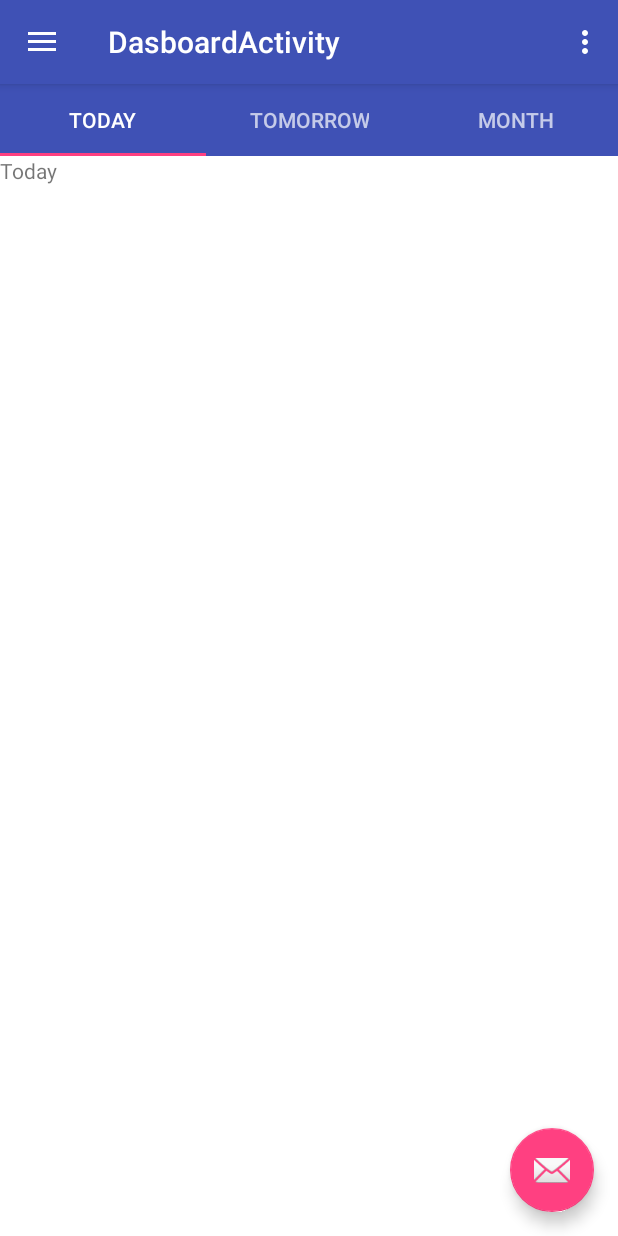
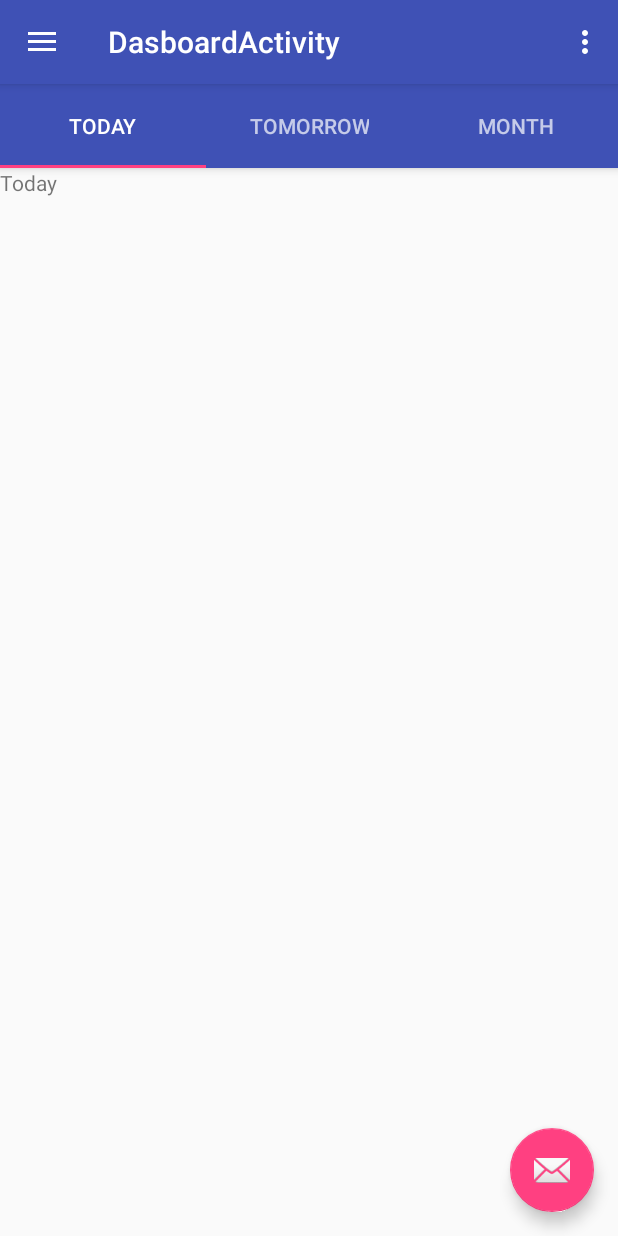
Before and after one commit to 5hirish/android_anti_detention, an Android app: the screen it shows after launch (DashboardActivity), on a phone screen of 412 x 824 dp. Run offline under Robolectric (Android 15) with nearby library versions, the phone set to English and light mode, and no system bars.

Commit message:
Improved the TabLayout

```diff
--- a/app/src/main/res/layout/fragment_dashboard.xml
+++ b/app/src/main/res/layout/fragment_dashboard.xml
@@ -1,17 +1,18 @@
-<android.support.design.widget.AppBarLayout
+<LinearLayout
     xmlns:android="http://schemas.android.com/apk/res/android"
+    xmlns:app="http://schemas.android.com/apk/res-auto"
     xmlns:tools="http://schemas.android.com/tools"
-    xmlns:app="http://schemas.android.com/apk/res-auto"
-    android:id="@+id/appbar"
     android:layout_width="match_parent"
     android:layout_height="match_parent"
-    android:theme="@style/AppTheme.AppBarOverlay"
+    android:orientation="vertical"
     tools:context="com.alleviate.antidetention.DashboardFragment">
 
     <android.support.design.widget.TabLayout
         android:id="@+id/tabs"
         android:layout_width="match_parent"
-        android:layout_height="wrap_content"
+        android:layout_height="?attr/actionBarSize"
+        android:background="@color/colorPrimary"
+        android:elevation="4dp"
         app:tabMode="fixed"
         app:tabGravity="fill"
         app:theme="@style/ThemeOverlay.AppCompat.Dark.ActionBar"/>
@@ -20,7 +21,6 @@
         android:id="@+id/container"
         android:layout_width="match_parent"
         android:layout_height="match_parent"
-        android:background="@android:color/white"
         app:layout_behavior="@string/appbar_scrolling_view_behavior" />
 
-</android.support.design.widget.AppBarLayout>
+</LinearLayout>
```
